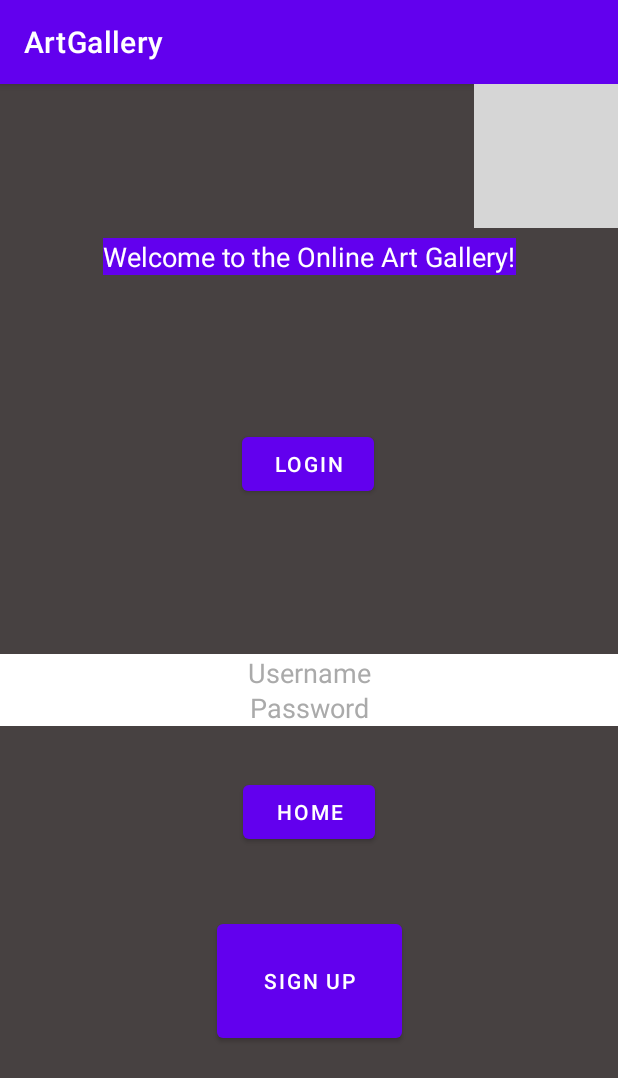
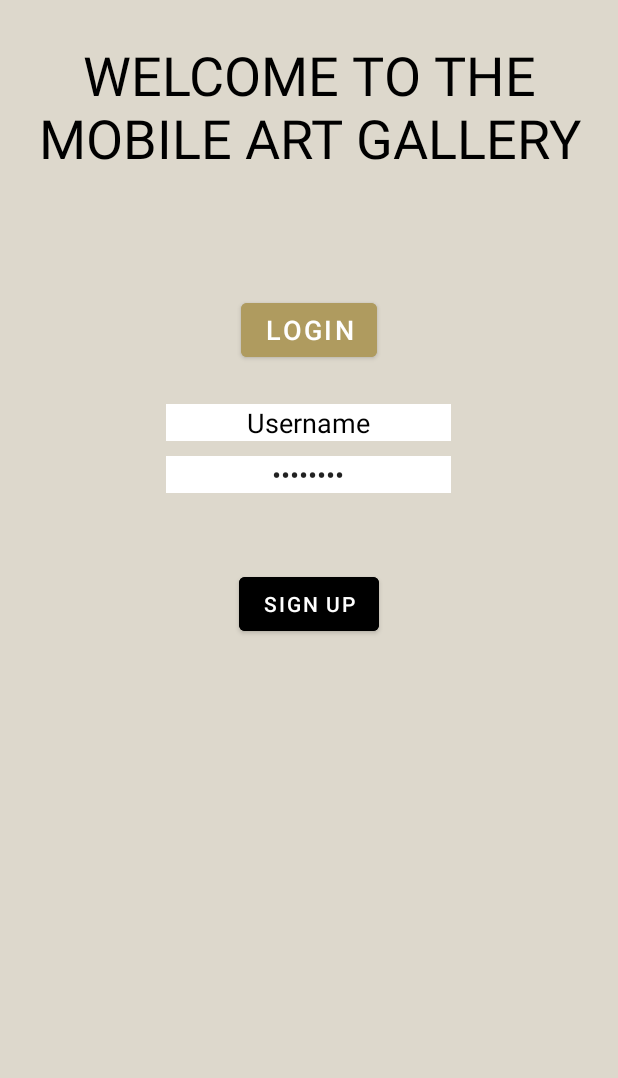
Before and after one commit to McGill-ECSE321-Fall2020/project-group-06, an Android app: the screen it shows after launch (MainActivity), on a phone screen of 412 x 824 dp. Shown: the top 1078 px of the screen. Run offline under Robolectric (Android 15) with nearby library versions, the phone set to English and light mode, and no system bars; grey boxes are pictures that could not be loaded.

Commit message:
UI changes!

```diff
--- a/ArtGallery-Android/app/src/main/java/com/example/android_artgallery/HomeActivity.java
+++ b/ArtGallery-Android/app/src/main/java/com/example/android_artgallery/HomeActivity.java
@@ -23,6 +23,11 @@ public class HomeActivity extends AppCompatActivity {
     protected void onCreate(Bundle savedInstanceState) {
         super.onCreate(savedInstanceState);
         setContentView(R.layout.activity_home);
+    }
+
+    public void returnToLogin(View v) {
+        Intent returnToLogin = new Intent(getApplicationContext(), MainActivity.class);
+        startActivity(returnToLogin);
     }
 
     public void profile(View v) {
--- a/ArtGallery-Android/app/src/main/java/com/example/android_artgallery/MainActivity.java
+++ b/ArtGallery-Android/app/src/main/java/com/example/android_artgallery/MainActivity.java
@@ -65,9 +65,9 @@ public class MainActivity extends AppCompatActivity {
                     Ressources.setUsername(tv_username.getText().toString());
                     System.out.println("REPONSE IN LOGIN 1:" + Ressources.response);
                     System.out.println("REPONSE IN LOGIN 2:" + Ressources.response);
-                    if (Ressources.response.code() == 500){
-                        Intent main = new Intent(getApplicationContext(), MainActivity.class);
-                        startActivity(main);
+                    if (Ressources.response.code() == 500) {
+                        error = "Incorrect Username or Password";
+                        refreshErrorMessage();
                     } else {
                         Ressources.setBearerToken(Ressources.response.body().string());
                         Intent home = new Intent(getApplicationContext(), HomeActivity.class);
@@ -109,12 +109,12 @@ public class MainActivity extends AppCompatActivity {
         // set the error message
         TextView tvError = (TextView) findViewById(R.id.error);
         tvError.setText(error);
-
-        if (error == null || error.length() == 0) {
-            tvError.setVisibility(View.GONE);
-        } else {
-            tvError.setVisibility(View.VISIBLE);
-        }
+        tvError.setVisibility(View.VISIBLE);
+//        if (error == null || error.length() == 0) {
+//            tvError.setVisibility(View.GONE);
+//        } else {
+//            tvError.setVisibility(View.VISIBLE);
+//        }
     }
 
 
--- a/ArtGallery-Android/app/src/main/res/layout/activity_home.xml
+++ b/ArtGallery-Android/app/src/main/res/layout/activity_home.xml
@@ -4,46 +4,55 @@
     xmlns:tools="http://schemas.android.com/tools"
     android:layout_width="match_parent"
     android:layout_height="match_parent"
+    android:background="#DDD8CC"
     tools:context=".HomeActivity">
 
-    <RelativeLayout
-        android:id="@+id/relativeLayout"
+    <LinearLayout
         android:layout_width="match_parent"
-        android:layout_height="200dp"
-        android:layout_marginBottom="564dp"
-        app:layout_constraintBottom_toTopOf="@+id/buttons"
+        android:layout_height="match_parent"
+        android:orientation="vertical"
+        app:layout_constraintBottom_toBottomOf="parent"
         app:layout_constraintEnd_toEndOf="parent"
-
         app:layout_constraintStart_toStartOf="parent"
         app:layout_constraintTop_toTopOf="parent">
 
-        <ImageView
-            android:id="@+id/homeImage"
-            android:layout_width="wrap_content"
-            android:layout_height="wrap_content"
-            app:srcCompat="@drawable/about_image" />
+        <RelativeLayout
+            android:id="@+id/relativeLayout"
+            android:layout_width="match_parent"
+            android:layout_height="175dp">
+
+            <Button
+                android:id="@+id/returnButton"
+                android:layout_width="wrap_content"
+                android:layout_height="wrap_content"
+                android:layout_alignParentStart="true"
+                android:layout_alignParentTop="true"
+                android:layout_marginStart="0dp"
+                android:layout_marginTop="0dp"
+                android:backgroundTint="#AF9B5F"
+                android:onClick="returnToLogin"
+                android:text="@string/returnButton"
+                android:textColor="@color/white" />
+
+            <ImageView
+                android:id="@+id/homeImage"
+                android:layout_width="wrap_content"
+                android:layout_height="wrap_content"
+                app:srcCompat="@drawable/about_image" />
+
+        </RelativeLayout>
 
         <TextView
             android:id="@+id/home"
             android:layout_width="match_parent"
-            android:layout_height="52dp"
-            android:layout_alignParentBottom="true"
+            android:layout_height="wrap_content"
             android:layout_marginBottom="35dp"
             android:gravity="center"
-            android:text="@string/home"
+            android:text="@string/textHome"
             android:textAllCaps="true"
             android:textColor="@color/black"
             android:textSize="25sp"
             android:textStyle="bold" />
-    </RelativeLayout>
-
-    <LinearLayout
-        android:id="@+id/buttons"
-        android:layout_width="match_parent"
-        android:layout_height="wrap_content"
-        android:orientation="vertical"
-        app:layout_constraintStart_toStartOf="parent"
-        app:layout_constraintTop_toBottomOf="@+id/relativeLayout">
 
         <Button
             android:id="@+id/buttonBrowse"
@@ -72,4 +81,5 @@
             app:layout_constraintTop_toBottomOf="@+id/buttonBrowse" />
 
     </LinearLayout>
+
 </androidx.constraintlayout.widget.ConstraintLayout>
--- a/ArtGallery-Android/app/src/main/res/layout/activity_main.xml
+++ b/ArtGallery-Android/app/src/main/res/layout/activity_main.xml
@@ -4,116 +4,97 @@
     xmlns:tools="http://schemas.android.com/tools"
     android:layout_width="match_parent"
     android:layout_height="match_parent"
-    android:background="#474141"
-    android:backgroundTint="#474141"
+    android:background="#DDD8CC"
     tools:context=".MainActivity">
 
-    <ImageView
-        android:id="@+id/LogInBackgroundImage"
-        android:layout_width="wrap_content"
-        android:layout_height="wrap_content"
-        android:scaleType="centerCrop"
+    <RelativeLayout
+        android:layout_width="match_parent"
+        android:layout_height="match_parent"
         app:layout_constraintBottom_toBottomOf="parent"
         app:layout_constraintEnd_toEndOf="parent"
         app:layout_constraintHorizontal_bias="1.0"
         app:layout_constraintStart_toStartOf="parent"
-
         app:layout_constraintTop_toTopOf="parent"
-        app:layout_constraintVertical_bias="0.0"
-        app:srcCompat="@drawable/pexels_ivan_bertolazzi_2681405" />
+        app:layout_constraintVertical_bias="1.0">
 
         <TextView
-        android:id="@+id/error"
-        android:layout_width="186dp"
-        android:layout_height="134dp"
-        android:text=""
-        android:textColor="#FF0000"
-        android:visibility="gone"
-        app:layout_constraintBottom_toTopOf="@+id/LogInBackgroundImage"
-        app:layout_constraintEnd_toEndOf="parent"
-        app:layout_constraintHorizontal_bias="0.5"
-        app:layout_constraintStart_toStartOf="parent"
-        app:layout_constraintTop_toTopOf="parent" />
+            android:id="@+id/Title"
+            android:layout_width="wrap_content"
+            android:layout_height="wrap_content"
+            android:layout_alignParentTop="true"
+            android:layout_centerInParent="true"
+            android:layout_marginTop="25dp"
+            android:gravity="center"
+            android:text="@string/textMain"
+            android:textColor="@color/black"
+            android:textSize="36sp" />
 
         <Button
             android:id="@+id/loginButton"
             android:layout_width="wrap_content"
             android:layout_height="wrap_content"
+            android:layout_below="@+id/Title"
+            android:layout_centerInParent="true"
+            android:layout_marginTop="80dp"
+            android:backgroundTint="#AF9B5F"
+            android:gravity="center"
             android:onClick="login"
             android:text="@string/login_button"
-        app:layout_constraintBottom_toTopOf="@id/username"
-        app:layout_constraintEnd_toEndOf="parent"
-        app:layout_constraintHorizontal_bias="0.498"
-        app:layout_constraintStart_toStartOf="parent"
-        app:layout_constraintTop_toBottomOf="@+id/Title"
-        app:layout_constraintVertical_bias="0.339" />
+            android:textSize="18sp" />
+
+        <EditText
+            android:id="@+id/username"
+            android:layout_width="190dp"
+            android:layout_height="wrap_content"
+            android:layout_below="@+id/loginButton"
+            android:layout_centerInParent="true"
+            android:layout_marginTop="25dp"
+            android:background="@color/white"
+            android:gravity="center"
+            android:inputType="none"
+            android:text="@string/username_hint"
+            android:textAlignment="center"
+            android:textColor="@color/black"
+            android:textSize="18sp" />
+
+        <EditText
+            android:id="@+id/password"
+            android:layout_width="190dp"
+            android:layout_height="wrap_content"
+            android:layout_below="@+id/username"
+            android:layout_centerInParent="true"
+            android:layout_marginTop="10dp"
+            android:background="@color/white"
+            android:gravity="center"
+            android:inputType="textPassword"
+            android:text="@string/password_hint"
+            android:textAlignment="center" />
+
+        <TextView
+            android:id="@+id/error"
+            android:layout_width="wrap_content"
+            android:layout_height="wrap_content"
+            android:layout_below="@+id/password"
+            android:layout_centerInParent="true"
+            android:layout_marginTop="10dp"
+            android:text="Error"
+            android:textAlignment="center"
+            android:gravity="center"
+            android:textColor="?attr/colorError"
+            android:visibility="visible" />
 
         <Button
             android:id="@+id/signupButton"
-        android:layout_width="123dp"
-        android:layout_height="88dp"
+            android:layout_width="wrap_content"
+            android:layout_height="wrap_content"
+            android:layout_below="@+id/password"
+            android:layout_centerInParent="true"
+            android:layout_marginTop="50dp"
+            android:backgroundTint="@color/black"
+            android:gravity="center"
             android:onClick="signup"
             android:text="@string/signup_button"
-        app:iconTint="@color/black"
-        app:layout_constraintBottom_toBottomOf="parent"
-        app:layout_constraintEnd_toEndOf="parent"
-        app:layout_constraintHorizontal_bias="0.5"
-        app:layout_constraintStart_toStartOf="parent"
-        app:layout_constraintTop_toBottomOf="@+id/password"
-        app:layout_constraintVertical_bias="0.774" />
-
-    <EditText
-        android:id="@+id/username"
-        android:layout_width="match_parent"
-        android:layout_height="wrap_content"
-        android:layout_marginBottom="47dp"
-        android:background="@color/white"
-        android:hint="@string/username_hint"
-        android:textAlignment="center"
-        android:textColor="@color/black"
-        android:textColorHighlight="@color/black"
-        android:textColorHint="@android:color/darker_gray"
-        android:textColorLink="@android:color/holo_blue_light"
-        app:layout_constraintBottom_toTopOf="@+id/signupButton"
-        app:layout_constraintTop_toBottomOf="@+id/loginButton" />
-
-    <EditText
-        android:id="@+id/password"
-        android:layout_width="match_parent"
-        android:layout_height="wrap_content"
-        android:background="@color/white"
-        android:hint="@string/password_hint"
-        android:textAlignment="center"
-        android:textColor="@color/black"
-        android:textColorHighlight="@color/black"
-        android:textColorHint="@android:color/darker_gray"
-        android:textColorLink="@android:color/holo_blue_light"
-        app:layout_constraintBottom_toTopOf="@+id/signupButton"
-        app:layout_constraintTop_toBottomOf="@+id/loginButton"
-        tools:layout_editor_absoluteX="-16dp" />
-
-    <TextView
-        android:id="@+id/Title"
-        android:layout_width="wrap_content"
-        android:layout_height="wrap_content"
-        android:background="@color/purple_500"
-        android:text="@string/title"
-        android:textColor="#FFFFFF"
-        android:textSize="18sp"
-        app:layout_constraintBottom_toTopOf="@id/loginButton"
-        app:layout_constraintLeft_toLeftOf="parent"
-        app:layout_constraintRight_toRightOf="parent"
-        app:layout_constraintTop_toTopOf="parent" />
-    <Button
-        android:id="@+id/testButton"
-        android:layout_width="wrap_content"
-        android:layout_height="wrap_content"
-        android:text="@string/test_button"
-        android:onClick="home"
-        app:layout_constraintBottom_toTopOf="@+id/signupButton"
-        app:layout_constraintEnd_toEndOf="parent"
-        app:layout_constraintStart_toStartOf="parent"
-        app:layout_constraintTop_toBottomOf="@+id/password"
-        app:layout_constraintVertical_bias="0.43" />
+            app:iconTint="@color/black" />
+    </RelativeLayout>
 
 </androidx.constraintlayout.widget.ConstraintLayout>
--- a/ArtGallery-Android/app/src/main/res/values/strings.xml
+++ b/ArtGallery-Android/app/src/main/res/values/strings.xml
@@ -1,10 +1,13 @@
 <resources>
     <string name="app_name">ArtGallery</string>
+    <string name="login_image">Image of a hall</string>
+    <string name="textMain">WELCOME TO THE MOBILE ART GALLERY</string>
     <string name="username_hint">Username</string>
     <string name="password_hint">Password</string>
     <string name="login_button">Login</string>
     <string name="signup_button">Sign Up</string>
-    <string name="title">Welcome to the Online Art Gallery!</string>
+    <string name="returnButton">Return to login</string>
+    <string name="textHome">Home</string>
     <string name="test_button">HOME</string>
     <string name="browse_artworks">Browse Artworks</string>
     <string name="home">Home</string>
--- a/ArtGallery-Android/app/src/main/res/values/themes.xml
+++ b/ArtGallery-Android/app/src/main/res/values/themes.xml
@@ -1,6 +1,6 @@
 <resources xmlns:tools="http://schemas.android.com/tools">
     <!-- Base application theme. -->
-    <style name="Theme.AndroidArtGallery" parent="Theme.MaterialComponents.DayNight.DarkActionBar">
+    <style name="Theme.AndroidArtGallery" parent="Theme.MaterialComponents.DayNight.NoActionBar">
         <!-- Primary brand color. -->
         <item name="colorPrimary">@color/purple_500</item>
         <item name="colorPrimaryVariant">@color/purple_700</item>
```
Lines whose indentation alone changed are shown as unchanged.
